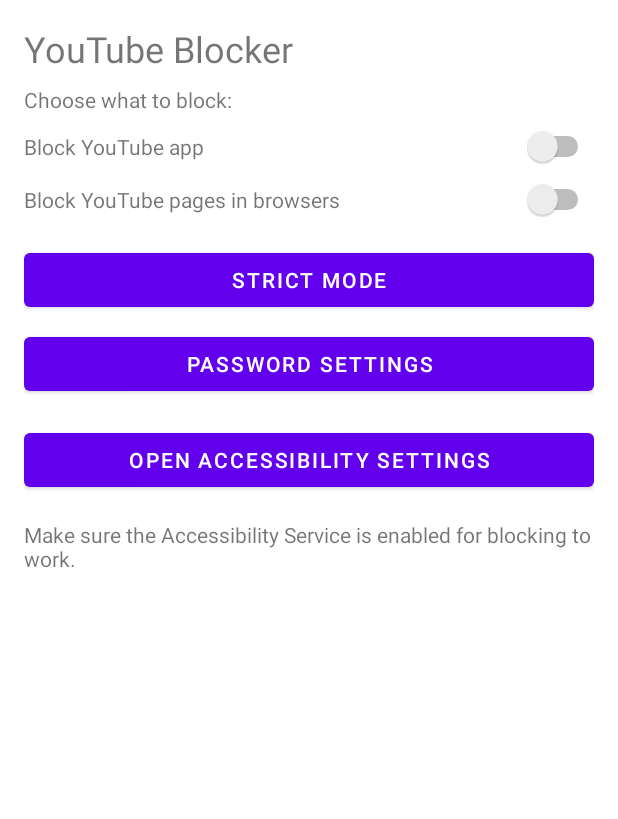
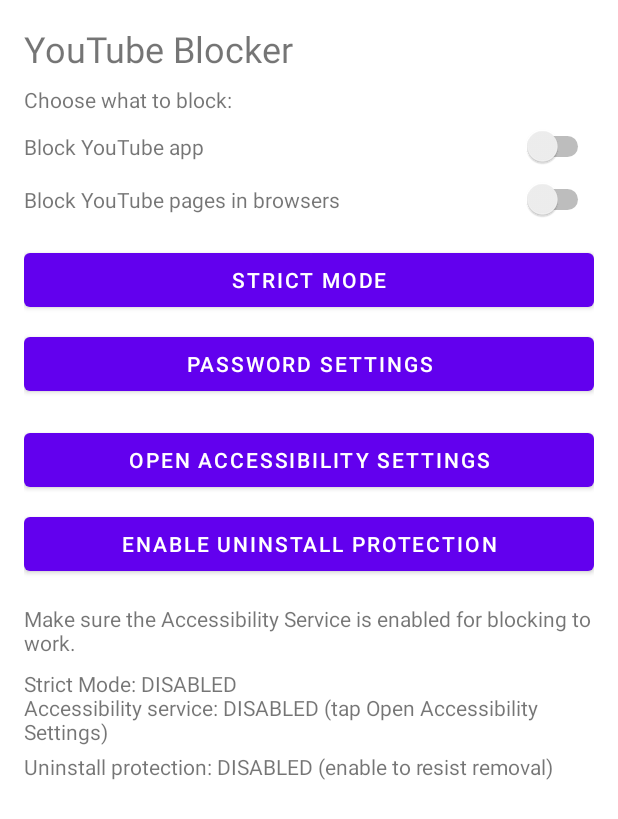
Before and after one commit to pesterevnikita/YTBlocker, an Android app built with Jetpack Compose: the screen it shows after launch (MainActivity), on a phone screen of 412 x 824 dp. Shown: the top 819 px of the screen. Run offline under Robolectric (Android 15) with nearby library versions, the phone set to English and light mode, and no system bars; 6 statements that could not run were skipped.

Commit message:
Strengthen blocking controls and protection

```diff
--- a/app/src/main/java/com/example/ytblocker/MainActivity.kt
+++ b/app/src/main/java/com/example/ytblocker/MainActivity.kt
@@ -1,10 +1,14 @@
 package com.example.ytblocker
 
+import android.app.admin.DevicePolicyManager
+import android.content.ComponentName
 import android.content.Intent
 import android.os.Bundle
 import android.provider.Settings
+import android.text.TextUtils
 import android.widget.Button
 import android.widget.Switch
+import android.widget.TextView
 import androidx.appcompat.app.AppCompatActivity
 
 class MainActivity : AppCompatActivity() {
@@ -21,6 +25,11 @@ class MainActivity : AppCompatActivity() {
         val btnStrict = findViewById<Button>(R.id.btnStrictMode)
         val btnPassword = findViewById<Button>(R.id.btnPassword)
         val btnEnable = findViewById<Button>(R.id.btnEnable)
+        val btnDeviceAdmin = findViewById<Button>(R.id.btnDeviceAdmin)
+
+        // Status
+        val tvStatus = findViewById<TextView>(R.id.tvStatus)
+        val tvAdminStatus = findViewById<TextView>(R.id.tvAdminStatus)
 
         // Switches
         val swBlockApp = findViewById<Switch>(R.id.switch_block_yt_app)
@@ -55,8 +64,68 @@ class MainActivity : AppCompatActivity() {
             startActivity(Intent(Settings.ACTION_ACCESSIBILITY_SETTINGS))
         }
 
+        btnDeviceAdmin.setOnClickListener {
+            val component = ComponentName(this, DeviceAdmin::class.java)
+            val intent = Intent(DevicePolicyManager.ACTION_ADD_DEVICE_ADMIN).apply {
+                putExtra(DevicePolicyManager.EXTRA_DEVICE_ADMIN, component)
+                putExtra(DevicePolicyManager.EXTRA_ADD_EXPLANATION, getString(R.string.request_admin_explanation))
+            }
+            startActivity(intent)
+        }
+
+        refreshStatus(tvStatus, tvAdminStatus)
+
         // Debug
         println("YTBlocker: strict mode = ${Prefs.getStrictMode()}")
         println("YTBlocker: password = ${Prefs.getPassword()}")
     }
+
+    override fun onResume() {
+        super.onResume()
+        val tvStatus = findViewById<TextView>(R.id.tvStatus)
+        val tvAdminStatus = findViewById<TextView>(R.id.tvAdminStatus)
+        refreshStatus(tvStatus, tvAdminStatus)
+    }
+
+    private fun refreshStatus(tvStatus: TextView, tvAdminStatus: TextView) {
+        val strictText = if (Prefs.getStrictMode()) {
+            getString(R.string.strict_mode_status_on)
+        } else {
+            getString(R.string.strict_mode_status_off)
+        }
+
+        val serviceText = if (isAccessibilityEnabled()) {
+            getString(R.string.accessibility_status_on)
+        } else {
+            getString(R.string.accessibility_status_off)
+        }
+
+        tvStatus.text = "$strictText\n$serviceText"
+
+        val devicePolicyManager = getSystemService(DEVICE_POLICY_SERVICE) as DevicePolicyManager
+        val adminActive = devicePolicyManager.isAdminActive(ComponentName(this, DeviceAdmin::class.java))
+        tvAdminStatus.text = if (adminActive) {
+            getString(R.string.device_admin_status_on)
+        } else {
+            getString(R.string.device_admin_status_off)
+        }
+    }
+
+    private fun isAccessibilityEnabled(): Boolean {
+        val expectedComponent = ComponentName(this, BlockService::class.java)
+        val enabledServices = Settings.Secure.getString(
+            contentResolver,
+            Settings.Secure.ENABLED_ACCESSIBILITY_SERVICES
+        ) ?: return false
+
+        val colonSplitter = TextUtils.SimpleStringSplitter(':')
+        colonSplitter.setString(enabledServices)
+        while (colonSplitter.hasNext()) {
+            val componentName = colonSplitter.next()
+            if (ComponentName.unflattenFromString(componentName) == expectedComponent) {
+                return true
+            }
+        }
+        return false
+    }
 }
--- a/app/src/main/res/layout/activity_main.xml
+++ b/app/src/main/res/layout/activity_main.xml
@@ -79,6 +79,13 @@
             android:layout_width="match_parent"
             android:layout_height="wrap_content" />
 
+        <Button
+            android:id="@+id/btnDeviceAdmin"
+            android:text="Enable uninstall protection"
+            android:layout_marginTop="8dp"
+            android:layout_width="match_parent"
+            android:layout_height="wrap_content" />
+
         <TextView
             android:id="@+id/tvInfo"
             android:layout_marginTop="16dp"
@@ -86,5 +93,19 @@
             android:layout_width="match_parent"
             android:layout_height="wrap_content" />
 
+        <TextView
+            android:id="@+id/tvStatus"
+            android:layout_marginTop="8dp"
+            android:text=""
+            android:layout_width="match_parent"
+            android:layout_height="wrap_content" />
+
+        <TextView
+            android:id="@+id/tvAdminStatus"
+            android:layout_marginTop="4dp"
+            android:text=""
+            android:layout_width="match_parent"
+            android:layout_height="wrap_content" />
+
     </LinearLayout>
 </ScrollView>
--- a/app/src/main/res/values/strings.xml
+++ b/app/src/main/res/values/strings.xml
@@ -1,4 +1,13 @@
 <resources>
     <string name="app_name">YtBlocker</string>
     <string name="accessibility_service_description">Blocks YouTube app and YouTube pages when Strict Mode is enabled.</string>
+    <string name="accessibility_status_on">Accessibility service: ENABLED</string>
+    <string name="accessibility_status_off">Accessibility service: DISABLED (tap "Open Accessibility Settings")</string>
+    <string name="strict_mode_status_on">Strict Mode: ENABLED (will block configured targets)</string>
+    <string name="strict_mode_status_off">Strict Mode: DISABLED</string>
+    <string name="device_admin_enabled">Uninstall protection enabled</string>
+    <string name="device_admin_disabled">Uninstall protection removed</string>
+    <string name="device_admin_status_on">Uninstall protection: ENABLED</string>
+    <string name="device_admin_status_off">Uninstall protection: DISABLED (enable to resist removal)</string>
+    <string name="request_admin_explanation">YTBlocker uses device admin to resist easy removal while your accountability partner controls the password.</string>
 </resources>
```
Also changed, not shown: app/src/main/AndroidManifest.xml (+12 -0 lines), app/src/main/java/com/example/ytblocker/BlockService.kt (+45 -15 lines), app/src/main/java/com/example/ytblocker/DeviceAdmin.kt (added, +21 -0 lines), app/src/main/java/com/example/ytblocker/StrictModeActivity.kt (+17 -2 lines).
